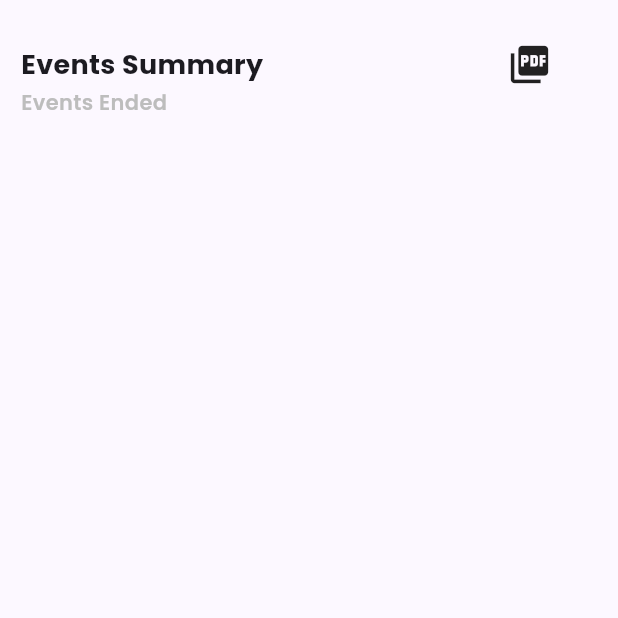
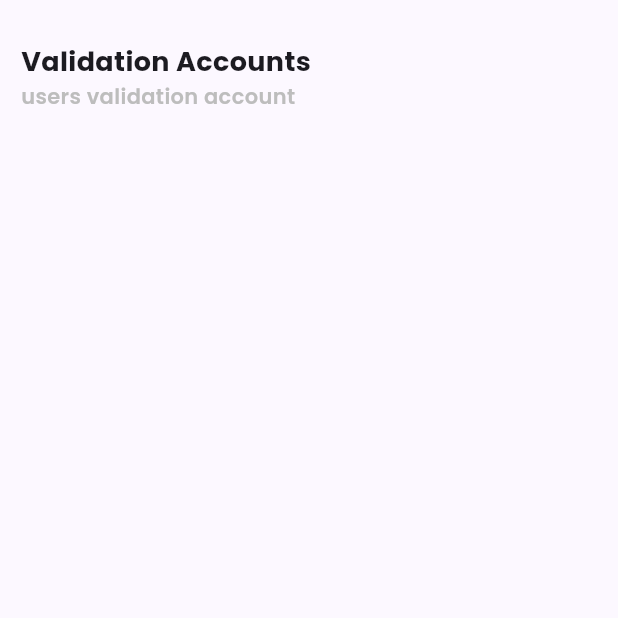
Before and after one commit to japoy143/qr-app, a Flutter app: the ValidationScreen screen opened directly with empty values, on a phone screen of 412 x 824 dp, the top half of it. Run offline on Flutter 3.47's test engine with Material 3 defaults, Android fonts, the phone set to English and light mode, and no system bars; drawn by our look-alikes of toastification; our stand-ins replace connectivity_plus, flutter_dotenv, flutter_local_notifications, flutter_slidable, flutter_svg, get and 12 more; missing offline and left inert: bottom_picker, encrypt_decrypt_plus, flutter_barcode_scanner, flutter_dropdown; accounts and stored records are empty.

Commit message:
feat:checkbox validation

```diff
--- a/lib/models/users.dart
+++ b/lib/models/users.dart
@@ -32,6 +32,8 @@ class UsersType {
   String lastName;
   @HiveField(13)
   String middleInitial;
+  @HiveField(14)
+  bool isValidationRep;
 
   UsersType(
       {required this.schoolId,
@@ -47,5 +49,6 @@ class UsersType {
       required this.eventAttended,
       required this.isPenaltyShown,
       required this.lastName,
-      required this.middleInitial});
+      required this.middleInitial,
+      required this.isValidationRep});
 }
--- a/lib/screens/homescreen.dart
+++ b/lib/screens/homescreen.dart
@@ -198,6 +198,8 @@ class _HomeScreenState extends State<HomeScreen> {
 
       Provider.of<UsersProvider>(context, listen: false)
           .getUserImage(widget.userKey);
+
+      Provider.of<UsersProvider>(context, listen: false).getUserImageList();
 
       checkIfUserSignUpOnline();
 
--- a/lib/screens/menuscreen.dart
+++ b/lib/screens/menuscreen.dart
@@ -45,7 +45,7 @@ class _MenuScreenState extends State<MenuScreen> {
     final userProvider = Provider.of<UsersProvider>(context, listen: false);
     final userDetails = userProvider.userData;
     final isAdmin = userDetails.isAdmin;
-    final validation = true;
+    final validation = userDetails.isValidationRep;
 
     List pages = isAdmin
         ? [
@@ -85,12 +85,11 @@ class _MenuScreenState extends State<MenuScreen> {
             EventSummaryScreen(
               userKey: user.schoolId.toString(),
             ),
-            if (validation)
-              {
-                ValidationScreen(
-                  userKey: user.schoolId.toString(),
-                )
-              },
+            validation
+                ? ValidationScreen(userKey: user.schoolId.toString())
+                : UserScreen(
+                    userKey: user.schoolId.toString(),
+                  ),
             UserScreen(
               userKey: user.schoolId.toString(),
             ),
--- a/lib/screens/validationscreen.dart
+++ b/lib/screens/validationscreen.dart
@@ -1,13 +1,9 @@
 import 'package:flutter/material.dart';
 import 'package:provider/provider.dart';
-import 'package:qr_app/models/events.dart';
 import 'package:qr_app/models/users.dart';
-import 'package:qr_app/state/eventProvider.dart';
 import 'package:qr_app/state/usersProvider.dart';
 import 'package:qr_app/theme/colortheme.dart';
-import 'package:qr_app/utils/eventsummaryUtils/coursesSummary.dart';
-import 'package:qr_app/utils/eventsummaryUtils/eventsummarybox.dart';
-import 'package:qr_app/utils/eventsummaryUtils/multipagepdf.dart';
+import 'package:qr_app/utils/validationscreen/validationusers.dart';
 
 class ValidationScreen extends StatefulWidget {
   final String userKey;
@@ -25,10 +21,8 @@ class _ValidationScreenState extends State<ValidationScreen> {
 
   @override
   void initState() {
-    Provider.of<EventProvider>(context, listen: false).getEvents();
-
-    Provider.of<UsersProvider>(context, listen: false).getUser(widget.userKey);
     Provider.of<UsersProvider>(context, listen: false).getUsers();
+    Provider.of<UsersProvider>(context, listen: false).getUserImageList();
     super.initState();
   }
 
@@ -36,29 +30,26 @@ class _ValidationScreenState extends State<ValidationScreen> {
 
   @override
   Widget build(BuildContext context) {
-    final userProvider = Provider.of<UsersProvider>(context, listen: false);
-
     double appBarHeight = appBar.preferredSize.height;
     double screenWIdth = MediaQuery.of(context).size.width;
     double screenHeight = MediaQuery.of(context).size.height;
     double statusbarHeight = MediaQuery.of(context).padding.top;
     Color purple = Color(colortheme.hexColor(colortheme.primaryColor));
 
-    final userData = userProvider.userData;
-    //user isAdmin
-    final isAdmin = userData.isAdmin;
+    return Consumer<UsersProvider>(
+      builder: (context, provider, child) {
+        //users
+        List<UsersType> allUsers = provider.userList;
 
-    return Consumer<EventProvider>(
-      builder: (context, provider, child) {
-        //events
-        List<EventType> allEvents = provider.eventList;
+        //sort user from admin, representative,  and  normal users
+        List<UsersType> sortedUsers = allUsers
+            .where((student) =>
+                student.isAdmin == false && student.isValidationRep == false)
+            .toList();
 
-        //sort by date
-        allEvents.sort((a, b) => a.eventDate.compareTo(b.eventDate));
+        //imageList
+        final imageList = provider.userImageList;
 
-        //filter event ended
-        final sortedEventEnded =
-            allEvents.where((event) => event.eventEnded == true).toList();
         return Scaffold(
           body: Padding(
             padding: const EdgeInsets.fromLTRB(14.0, 28, 14, 0),
@@ -66,53 +57,16 @@ class _ValidationScreenState extends State<ValidationScreen> {
                 child: Column(
               crossAxisAlignment: CrossAxisAlignment.start,
               children: [
-                Row(
-                  mainAxisAlignment: MainAxisAlignment.spaceBetween,
-                  crossAxisAlignment: CrossAxisAlignment.center,
-                  children: [
                 const Text(
-                      'Events Summary',
+                  'Validation Accounts',
                   style: TextStyle(
                     fontFamily: 'Poppins',
                     fontSize: 18.0,
                     fontWeight: FontWeight.w800,
                   ),
                 ),
-                    Consumer<UsersProvider>(
-                      builder: (context, provider, widget) {
-                        List<UsersType> allUsers = provider.userList;
-
-                        //filter admins
-                        List<UsersType> onlyStudent = allUsers
-                            .where((element) => element.isAdmin == false)
-                            .toList();
-
-                        // Sort user alphabetically (case-insensitive)
-                        List<UsersType> alphabeticalStudents = onlyStudent
-                            .toList()
-                          ..sort((a, b) => a.userName
-                              .toLowerCase()
-                              .compareTo(b.userName.toLowerCase()));
-
-                        return Padding(
-                          padding: const EdgeInsets.symmetric(horizontal: 30.0),
-                          child: GestureDetector(
-                              onTap: () async {
-                                SaveAndDownloadMultiplePdf.createPdf(
-                                    events: sortedEventEnded,
-                                    users: alphabeticalStudents);
-                              },
-                              child: const Icon(
-                                Icons.picture_as_pdf,
-                                size: 30,
-                              )),
-                        );
-                      },
-                    )
-                  ],
-                ),
                 Text(
-                  'Events Ended',
+                  'users validation account',
                   style: TextStyle(
                     fontFamily: 'Poppins',
                     color: Colors.grey.shade400,
@@ -122,35 +76,21 @@ class _ValidationScreenState extends State<ValidationScreen> {
                 ),
                 Expanded(
                     child: ListView.builder(
-                        itemCount: sortedEventEnded.length,
+                        itemCount: sortedUsers.length,
                         itemBuilder: (context, index) {
-                          final item = sortedEventEnded.elementAt(index);
+                          final item = sortedUsers.elementAt(index);
 
                           return Padding(
-                            padding: const EdgeInsets.fromLTRB(0, 8, 0, 0),
-                            child: GestureDetector(
-                              onTap: isAdmin
-                                  ? () => Navigator.of(context).push(
-                                      MaterialPageRoute(
-                                          builder: (context) =>
-                                              CoursesSummaryScreen(
-                                                eventName: item.eventName,
-                                                screenHeight: screenHeight,
-                                                eventId: item.id,
-                                              )))
-                                  : null,
+                            padding: const EdgeInsets.all(8.0),
                             child: Container(
-                                  padding: const EdgeInsets.all(6),
+                              padding: const EdgeInsets.all(10.0),
                               decoration: BoxDecoration(
                                   color: purple,
-                                      borderRadius: BorderRadius.circular(8.0)),
-                                  child: EventSummayBox(
-                                    isAdmin: isAdmin,
-                                    items: item,
-                                    screeHeight: (screenHeight +
-                                        statusbarHeight +
-                                        appBarHeight),
-                                  )),
+                                  borderRadius: BorderRadius.circular(4.0)),
+                              child: ValidationUsers(
+                                user: item,
+                                imageList: imageList,
+                              ),
                             ),
                           );
                         })),
--- a/lib/state/usersProvider.dart
+++ b/lib/state/usersProvider.dart
@@ -17,6 +17,8 @@ class UsersProvider extends ChangeNotifier {
 
   List<UsersType> userList = [];
 
+  Map<String?, String> userImageList = {};
+
   // shared pref
   UsersType userData = UsersType(
     schoolId: 0,
@@ -32,7 +34,9 @@ class UsersProvider extends ChangeNotifier {
     isSignupOnline: false,
     isLogin: false,
     eventAttended: '',
-      isPenaltyShown: false);
+    isPenaltyShown: false,
+    isValidationRep: false,
+  );
 
   //user image url
   String? userImage;
@@ -85,6 +89,7 @@ class UsersProvider extends ChangeNotifier {
             isSignupOnline: true,
             isLogin: user['is_login'],
             eventAttended: user['event_attended'],
+            isValidationRep: user['validation_representative'],
             isPenaltyShown: false);
       }).toList();
 
@@ -134,6 +139,7 @@ class UsersProvider extends ChangeNotifier {
           isSignupOnline: true,
           isLogin: user['is_login'],
           eventAttended: user['event_attended'],
+          isValidationRep: user['validation_representative'],
           isPenaltyShown: false);
 
       logger.t('data $user');
@@ -159,6 +165,7 @@ class UsersProvider extends ChangeNotifier {
             isSignupOnline: user.isSignupOnline,
             isLogin: user.isLogin,
             eventAttended: user.eventAttended,
+            isValidationRep: user.isValidationRep,
             isPenaltyShown: false);
       }
       notifyListeners();
@@ -188,6 +195,7 @@ class UsersProvider extends ChangeNotifier {
             isSignupOnline: true,
             isLogin: eachUser['is_login'],
             eventAttended: eachUser['event_attended'],
+            isValidationRep: eachUser['validation_representative'],
             isPenaltyShown: false);
       }).toList();
 
@@ -250,6 +258,28 @@ class UsersProvider extends ChangeNotifier {
     }
   }
 
+  getUserImageList() async {
+    try {
+      // check if there is imagepath in the list using id
+      final urlResponse =
+          await Supabase.instance.client.storage.from('profiles').list();
+
+      List<String?> imagePathList =
+          urlResponse.map((item) => item.name).toList();
+
+      final imageUrlList = Map.fromEntries(imagePathList.map((element) {
+        final image = Supabase.instance.client.storage
+            .from('profiles')
+            .getPublicUrl("${element}/image");
+
+        return MapEntry(element, image);
+      }));
+
+      userImageList = imageUrlList;
+      logger.e(imageUrlList);
+    } catch (e) {}
+  }
+
   //107
   //scanned user image
   void getScannedUserImage(String id) async {
@@ -303,9 +333,14 @@ class UsersProvider extends ChangeNotifier {
     //encryption
     final encryptedPassword = cipher.xorEncode(userPassword);
     bool isAdmin = false;
+    bool isValidation = false;
     try {
       if (adminIds.contains(schoolId)) {
         isAdmin = true;
+      }
+
+      if (validationIds.contains(schoolId)) {
+        isValidation = true;
       }
       await Supabase.instance.client.from('users').insert({
         'school_id': schoolId,
@@ -319,6 +354,7 @@ class UsersProvider extends ChangeNotifier {
         'is_admin': isAdmin,
         'user_profile': userProfile,
         'is_login': false,
+        'validation_representative': isValidation,
         'event_attended': ''
       });
 
@@ -338,6 +374,7 @@ class UsersProvider extends ChangeNotifier {
               isSignupOnline: true,
               isLogin: false,
               eventAttended: '',
+              isValidationRep: isValidation,
               isPenaltyShown: false));
 
       logger.t('data inserted successfully 108');
@@ -363,6 +400,7 @@ class UsersProvider extends ChangeNotifier {
               isSignupOnline: false,
               isLogin: false,
               eventAttended: '',
+              isValidationRep: isValidation,
               isPenaltyShown: false));
     }
   }
@@ -407,6 +445,7 @@ class UsersProvider extends ChangeNotifier {
             isSignupOnline: user.isSignupOnline,
             isLogin: true,
             eventAttended: user.eventAttended,
+            isValidationRep: user.isValidationRep,
             isPenaltyShown: false);
 
         notifyListeners();
@@ -436,6 +475,7 @@ class UsersProvider extends ChangeNotifier {
               isSignupOnline: data.isSignupOnline,
               isLogin: true,
               eventAttended: data.eventAttended,
+              isValidationRep: data.isValidationRep,
               isPenaltyShown: false);
         }
 
@@ -470,7 +510,8 @@ class UsersProvider extends ChangeNotifier {
           isSignupOnline: false,
           isLogin: false,
           eventAttended: '',
-          isPenaltyShown: false);
+          isPenaltyShown: false,
+          isValidationRep: false);
 
       userImage = '';
       logger.t("successfully Logout user 110");
@@ -498,7 +539,8 @@ class UsersProvider extends ChangeNotifier {
           isSignupOnline: false,
           isLogin: false,
           eventAttended: '',
-          isPenaltyShown: false);
+          isPenaltyShown: false,
+          isValidationRep: false);
 
       notifyListeners();
     }
@@ -640,6 +682,7 @@ class UsersProvider extends ChangeNotifier {
             userProfile: '',
             isSignupOnline: true,
             isLogin: eachUser['is_login'],
+            isValidationRep: eachUser['validation_representative'],
             eventAttended: eachUser['event_attended'],
             isPenaltyShown: false);
       }).toList();
```
Also changed, not shown: lib/screens/userscreen.dart (+7 -3 lines), lib/utils/validationscreen/validationusers.dart (added, +76 -0 lines), lib/models/users.g.dart. Lines whose indentation alone changed are shown as unchanged.
